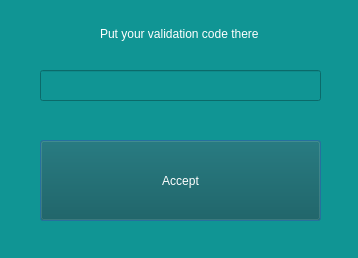
Before: the Qt Designer form QTcreator/Diary/authorization.ui in albaSANDROS/DIPLOMA-PROJECT.-Multi-user-client-server-application-e-journal, drawn with Qt 5.
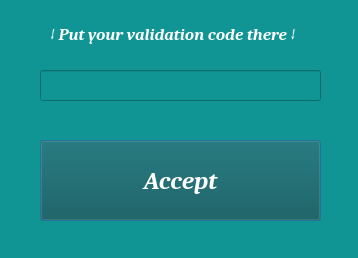
After: the same form once the commit is applied. Icons and pictures are not drawn.

What changed in the file:
```diff
--- a/QTcreator/Diary/authorization.ui
+++ b/QTcreator/Diary/authorization.ui
@@ -29,6 +29,17 @@
      <height>81</height>
     </rect>
    </property>
+   <property name="font">
+    <font>
+     <family>Cambria</family>
+     <pointsize>19</pointsize>
+     <italic>true</italic>
+     <bold>true</bold>
+    </font>
+   </property>
+   <property name="cursor">
+    <cursorShape>OpenHandCursor</cursorShape>
+   </property>
    <property name="styleSheet">
     <string notr="true">background-color: rgb(29, 35, 35);
 background-color: rgb(9, 83, 82);
@@ -63,17 +74,25 @@
   <widget class="QLabel" name="label">
    <property name="geometry">
     <rect>
-     <x>100</x>
+     <x>50</x>
      <y>20</y>
-     <width>171</width>
+     <width>271</width>
      <height>28</height>
     </rect>
    </property>
+   <property name="font">
+    <font>
+     <family>Cambria</family>
+     <pointsize>13</pointsize>
+     <italic>true</italic>
+     <bold>true</bold>
+    </font>
+   </property>
    <property name="styleSheet">
     <string notr="true">color: rgb(255, 255, 255);</string>
    </property>
    <property name="text">
-    <string>Put your validation code there</string>
+    <string>↓ Put your validation code there ↓</string>
    </property>
   </widget>
  </widget>
```
Left out of the diff: 11 changed lines with no effect on the pictures.
